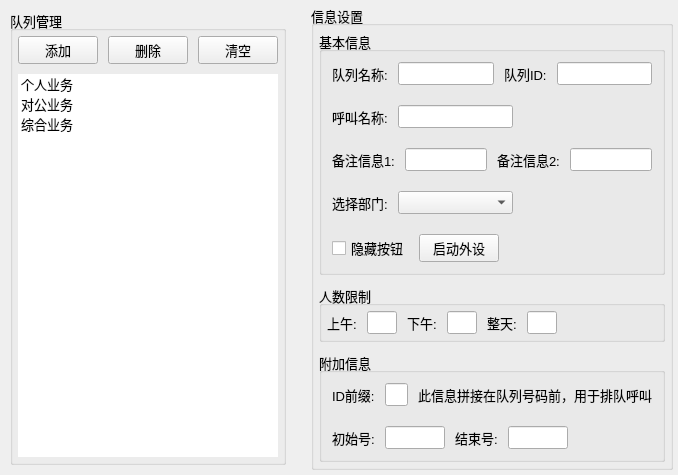
First picture: the form in QueueConfigurator/TagPage/QueueSetting/qqueuequeuesetting.ui, repository ffjiangMr/Qt, before the edit.
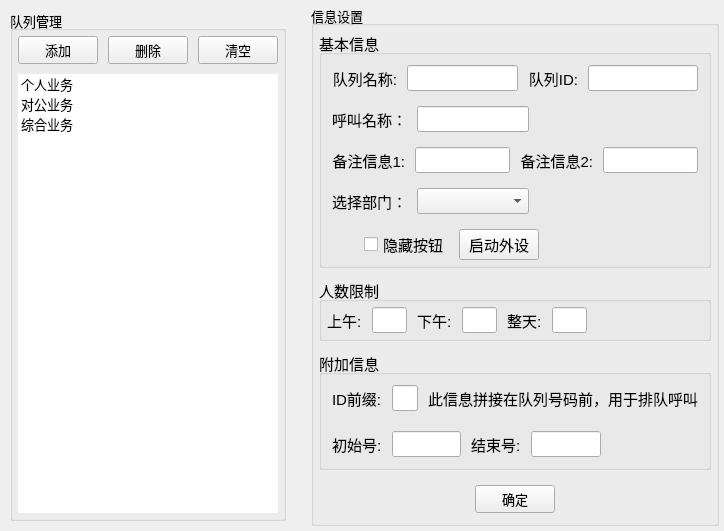
Second picture: the form after the edit. Custom widgets are drawn as their Qt base class.

Commit message: 修改队列设置界面布局

```diff
--- a/QueueConfigurator/TagPage/QueueSetting/qqueuequeuesetting.ui
+++ b/QueueConfigurator/TagPage/QueueSetting/qqueuequeuesetting.ui
@@ -136,7 +136,7 @@
        <property name="title">
         <string>信息设置</string>
        </property>
-       <layout class="QVBoxLayout" name="verticalLayout_7" stretch="4,1,2">
+       <layout class="QVBoxLayout" name="verticalLayout_7" stretch="4,1,2,1">
         <property name="spacing">
          <number>10</number>
         </property>
@@ -154,6 +154,11 @@
         </property>
         <item>
          <widget class="QGroupBox" name="groupBox_6">
+          <property name="font">
+           <font>
+            <pointsize>11</pointsize>
+           </font>
+          </property>
           <property name="title">
            <string>基本信息</string>
           </property>
@@ -174,7 +179,7 @@
             <number>5</number>
            </property>
            <item>
-            <layout class="QHBoxLayout" name="horizontalLayout_10" stretch="1,5,1,5">
+            <layout class="QHBoxLayout" name="horizontalLayout_10" stretch="1,3,1,3">
              <property name="spacing">
               <number>10</number>
              </property>
@@ -188,13 +193,16 @@
               <number>5</number>
              </property>
              <property name="bottomMargin">
-              <number>5</number>
+              <number>0</number>
              </property>
              <item>
               <widget class="QLabel" name="label_9">
                <property name="text">
                 <string>队列名称:</string>
                </property>
+               <property name="alignment">
+                <set>Qt::AlignRight|Qt::AlignTrailing|Qt::AlignVCenter</set>
+               </property>
               </widget>
              </item>
              <item>
@@ -205,6 +213,9 @@
                <property name="text">
                 <string>队列ID:</string>
                </property>
+               <property name="alignment">
+                <set>Qt::AlignRight|Qt::AlignTrailing|Qt::AlignVCenter</set>
+               </property>
               </widget>
              </item>
              <item>
@@ -213,7 +224,7 @@
             </layout>
            </item>
            <item>
-            <layout class="QHBoxLayout" name="horizontalLayout_11" stretch="1,5,1,5">
+            <layout class="QHBoxLayout" name="horizontalLayout_11" stretch="1,3,1,3">
              <property name="spacing">
               <number>10</number>
              </property>
@@ -227,12 +238,15 @@
               <number>5</number>
              </property>
              <property name="bottomMargin">
-              <number>5</number>
+              <number>0</number>
              </property>
              <item>
               <widget class="QLabel" name="label_11">
                <property name="text">
-                <string>呼叫名称:</string>
+                <string>呼叫名称：</string>
+               </property>
+               <property name="alignment">
+                <set>Qt::AlignRight|Qt::AlignTrailing|Qt::AlignVCenter</set>
                </property>
               </widget>
              </item>
@@ -240,35 +254,23 @@
               <widget class="QLineEdit" name="lineEdit_9"/>
              </item>
              <item>
-              <spacer name="horizontalSpacer_9">
-               <property name="orientation">
-                <enum>Qt::Horizontal</enum>
+              <widget class="QLabel" name="label_2">
+               <property name="text">
+                <string/>
                </property>
-               <property name="sizeHint" stdset="0">
-                <size>
-                 <width>40</width>
-                 <height>20</height>
-                </size>
-               </property>
-              </spacer>
+              </widget>
              </item>
              <item>
-              <spacer name="horizontalSpacer_8">
-               <property name="orientation">
-                <enum>Qt::Horizontal</enum>
+              <widget class="QLabel" name="label">
+               <property name="text">
+                <string/>
                </property>
-               <property name="sizeHint" stdset="0">
-                <size>
-                 <width>40</width>
-                 <height>20</height>
-                </size>
-               </property>
-              </spacer>
+              </widget>
              </item>
             </layout>
            </item>
            <item>
-            <layout class="QHBoxLayout" name="horizontalLayout_12" stretch="1,5,1,5">
+            <layout class="QHBoxLayout" name="horizontalLayout_12" stretch="1,3,1,3">
              <property name="spacing">
               <number>10</number>
              </property>
@@ -282,13 +284,16 @@
               <number>5</number>
              </property>
              <property name="bottomMargin">
-              <number>5</number>
+              <number>0</number>
              </property>
              <item>
               <widget class="QLabel" name="label_12">
                <property name="text">
                 <string>备注信息1:</string>
                </property>
+               <property name="alignment">
+                <set>Qt::AlignRight|Qt::AlignTrailing|Qt::AlignVCenter</set>
+               </property>
               </widget>
              </item>
              <item>
@@ -299,6 +304,9 @@
                <property name="text">
                 <string>备注信息2:</string>
                </property>
+               <property name="alignment">
+                <set>Qt::AlignRight|Qt::AlignTrailing|Qt::AlignVCenter</set>
+               </property>
               </widget>
              </item>
              <item>
@@ -307,7 +315,7 @@
             </layout>
            </item>
            <item>
-            <layout class="QHBoxLayout" name="horizontalLayout_13" stretch="1,5,1,5">
+            <layout class="QHBoxLayout" name="horizontalLayout_13" stretch="1,3,1,3">
              <property name="spacing">
               <number>10</number>
              </property>
@@ -321,12 +329,15 @@
               <number>5</number>
              </property>
              <property name="bottomMargin">
-              <number>5</number>
+              <number>0</number>
              </property>
              <item>
               <widget class="QLabel" name="label_14">
                <property name="text">
-                <string>选择部门:</string>
+                <string>选择部门：</string>
+               </property>
+               <property name="alignment">
+                <set>Qt::AlignRight|Qt::AlignTrailing|Qt::AlignVCenter</set>
                </property>
               </widget>
              </item>
@@ -334,35 +345,23 @@
               <widget class="QComboBox" name="comboBox_3"/>
              </item>
              <item>
-              <spacer name="horizontalSpacer_11">
-               <property name="orientation">
-                <enum>Qt::Horizontal</enum>
+              <widget class="QLabel" name="label_4">
+               <property name="text">
+                <string/>
                </property>
-               <property name="sizeHint" stdset="0">
-                <size>
-                 <width>40</width>
-                 <height>20</height>
-                </size>
-               </property>
-              </spacer>
+              </widget>
              </item>
              <item>
-              <spacer name="horizontalSpacer_10">
-               <property name="orientation">
-                <enum>Qt::Horizontal</enum>
+              <widget class="QLabel" name="label_3">
+               <property name="text">
+                <string/>
                </property>
-               <property name="sizeHint" stdset="0">
-                <size>
-                 <width>40</width>
-                 <height>20</height>
-                </size>
-               </property>
-              </spacer>
+              </widget>
              </item>
             </layout>
            </item>
            <item>
-            <layout class="QHBoxLayout" name="horizontalLayout_14" stretch="2,2,10">
+            <layout class="QHBoxLayout" name="horizontalLayout_14" stretch="1,2,2,5">
              <property name="spacing">
               <number>10</number>
              </property>
@@ -376,10 +375,28 @@
               <number>5</number>
              </property>
              <property name="bottomMargin">
-              <number>5</number>
+              <number>0</number>
              </property>
+             <item>
+              <spacer name="horizontalSpacer_3">
+               <property name="orientation">
+                <enum>Qt::Horizontal</enum>
+               </property>
+               <property name="sizeHint" stdset="0">
+                <size>
+                 <width>40</width>
+                 <height>20</height>
+                </size>
+               </property>
+              </spacer>
+             </item>
              <item>
               <widget class="QCheckBox" name="checkBox_4">
+               <property name="font">
+                <font>
+                 <pointsize>11</pointsize>
+                </font>
+               </property>
                <property name="text">
                 <string>隐藏按钮</string>
                </property>
@@ -412,6 +429,11 @@
         </item>
         <item>
          <widget class="QGroupBox" name="groupBox_8">
+          <property name="font">
+           <font>
+            <pointsize>11</pointsize>
+           </font>
+          </property>
           <property name="title">
            <string>人数限制</string>
           </property>
@@ -479,6 +501,11 @@
         </item>
         <item>
          <widget class="QGroupBox" name="groupBox_7">
+          <property name="font">
+           <font>
+            <pointsize>11</pointsize>
+           </font>
+          </property>
           <property name="title">
            <string>附加信息</string>
           </property>
@@ -589,6 +616,58 @@
           </layout>
          </widget>
         </item>
+        <item>
+         <layout class="QHBoxLayout" name="horizontalLayout" stretch="3,1,3">
+          <property name="spacing">
+           <number>10</number>
+          </property>
+          <property name="leftMargin">
+           <number>5</number>
+          </property>
+          <property name="topMargin">
+           <number>5</number>
+          </property>
+          <property name="rightMargin">
+           <number>5</number>
+          </property>
+          <property name="bottomMargin">
+           <number>5</number>
+          </property>
+          <item>
+           <spacer name="horizontalSpacer">
+            <property name="orientation">
+             <enum>Qt::Horizontal</enum>
+            </property>
+            <property name="sizeHint" stdset="0">
+             <size>
+              <width>40</width>
+              <height>20</height>
+             </size>
+            </property>
+           </spacer>
+          </item>
+          <item>
+           <widget class="QPushButton" name="pushButton_ok">
+            <property name="text">
+             <string>确定</string>
+            </property>
+           </widget>
+          </item>
+          <item>
+           <spacer name="horizontalSpacer_2">
+            <property name="orientation">
+             <enum>Qt::Horizontal</enum>
+            </property>
+            <property name="sizeHint" stdset="0">
+             <size>
+              <width>40</width>
+              <height>20</height>
+             </size>
+            </property>
+           </spacer>
+          </item>
+         </layout>
+        </item>
        </layout>
       </widget>
      </item>
```
